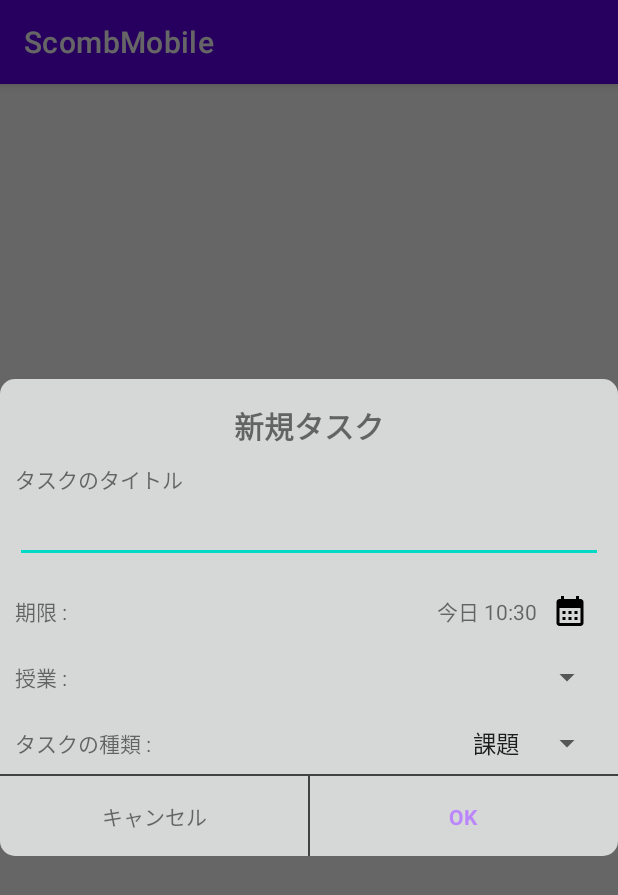
After one commit to kouheisatou/ScombMobile, an Android app: the fragment AddNewTaskDialogFragment shown on its own in the app's theme, on a phone screen of 412 x 824 dp. The commit adds this screen. Shown: the top 895 px of the screen. Run offline under Robolectric (Android 15) with nearby library versions, the light colour scheme and no system bars.

Commit message:
ADD : add task manually

```diff
--- a/app/src/main/java/net/iobb/koheinoapp/scombmobile/common/AppDatabase.kt
+++ b/app/src/main/java/net/iobb/koheinoapp/scombmobile/common/AppDatabase.kt
@@ -8,10 +8,13 @@ import net.iobb.koheinoapp.scombmobile.ui.login.User
 import net.iobb.koheinoapp.scombmobile.ui.login.UserDao
 import net.iobb.koheinoapp.scombmobile.ui.settings.Setting
 import net.iobb.koheinoapp.scombmobile.ui.settings.SettingDao
+import net.iobb.koheinoapp.scombmobile.ui.task.Task
+import net.iobb.koheinoapp.scombmobile.ui.task.TaskDao
 
-@Database(entities = [User::class, Setting::class, ClassCell::class], version = 2, exportSchema = false)
+@Database(entities = [User::class, Setting::class, ClassCell::class, Task::class], version = 2, exportSchema = false)
 abstract class AppDatabase : RoomDatabase(){
     abstract fun userDao(): UserDao
     abstract fun settingDao(): SettingDao
     abstract fun classCellDao(): ClassCellDao
+    abstract fun taskDao(): TaskDao
 }
--- /dev/null
+++ b/app/src/main/java/net/iobb/koheinoapp/scombmobile/common/TaskType.kt
@@ -0,0 +1,34 @@
+package net.iobb.koheinoapp.scombmobile.common
+
+enum class TaskType {
+    Task, Exam, Questionnaire, Others
+}
+
+fun getTaskTypeFromString(taskType: String): TaskType? {
+    return when(taskType){
+        TaskType.Task.toString() -> {
+            TaskType.Task
+        }
+        TaskType.Exam.toString() -> {
+            TaskType.Exam
+        }
+        TaskType.Questionnaire.toString() -> {
+            TaskType.Questionnaire
+        }
+        TaskType.Others.toString() -> {
+            TaskType.Others
+        }
+        else -> {
+            null
+        }
+    }
+}
+
+fun japaneseTaskType() = listOf("課題", "テスト", "アンケート", "その他")
+
+val japaneseTaskTypeMap = mapOf(
+    "課題" to TaskType.Task,
+    "テスト" to TaskType.Exam,
+    "アンケート" to TaskType.Questionnaire,
+    "その他" to TaskType.Others
+)
--- /dev/null
+++ b/app/src/main/java/net/iobb/koheinoapp/scombmobile/common/Utils.kt
@@ -0,0 +1,23 @@
+package net.iobb.koheinoapp.scombmobile.common
+
+import java.text.SimpleDateFormat
+import java.util.*
+
+
+fun timeToString(timeMillis: Long): String {
+    val date = Calendar.getInstance().apply { this.timeInMillis = timeMillis }
+    val today = Calendar.getInstance()
+    return if(date.get(Calendar.DATE) == today.get(Calendar.DATE)){
+        val formatter = SimpleDateFormat("HH:mm")
+        "今日 ${formatter.format(date.time)}"
+    }else if(date.get(Calendar.DATE) == today.get(Calendar.DATE)+1){
+        val formatter = SimpleDateFormat("HH:mm")
+        "明日 ${formatter.format(date.time)}"
+    }else if(date.get(Calendar.DATE) == today.get(Calendar.DATE)-1){
+        val formatter = SimpleDateFormat("HH:mm")
+        "昨日 ${formatter.format(date.time)}"
+    }else{
+        val formatter = SimpleDateFormat("yyyy/MM/dd HH:mm")
+        formatter.format(date.time)
+    }
+}
--- /dev/null
+++ b/app/src/main/java/net/iobb/koheinoapp/scombmobile/ui/task/AddNewTaskDialogFragment.kt
@@ -0,0 +1,133 @@
+package net.iobb.koheinoapp.scombmobile.ui.task
+
+import android.app.DatePickerDialog
+import android.app.Dialog
+import android.app.TimePickerDialog
+import android.os.Bundle
+import android.view.Gravity
+import android.view.LayoutInflater
+import android.view.View
+import android.view.ViewGroup
+import android.widget.ArrayAdapter
+import android.widget.TextView
+import androidx.fragment.app.DialogFragment
+import androidx.fragment.app.activityViewModels
+import kotlinx.android.synthetic.main.fragment_add_new_task.*
+import kotlinx.android.synthetic.main.fragment_add_new_task.view.*
+import net.iobb.koheinoapp.scombmobile.R
+import net.iobb.koheinoapp.scombmobile.common.*
+import java.util.*
+
+
+class AddNewTaskDialogFragment : DialogFragment() {
+
+    val taskViewModel: TaskViewModel by activityViewModels()
+    var selectedDate: Calendar = Calendar.getInstance()
+
+    companion object {
+        fun create(selectedDate: Long): AddNewTaskDialogFragment {
+            return AddNewTaskDialogFragment().apply {
+                val bundle = Bundle()
+                bundle.putLong("selected_date", selectedDate)
+                arguments = bundle
+            }
+        }
+        fun create(): AddNewTaskDialogFragment {
+            return AddNewTaskDialogFragment()
+        }
+    }
+
+    override fun onCreateDialog(savedInstanceState: Bundle?): Dialog {
+        arguments?.let {
+            selectedDate.timeInMillis = savedInstanceState?.getLong("selected_date") ?: return@let
+        }
+        return super.onCreateDialog(savedInstanceState)
+    }
+
+    override fun onCreateView(
+        inflater: LayoutInflater, container: ViewGroup?,
+        savedInstanceState: Bundle?
+    ): View? {
+        val root = inflater.inflate(R.layout.fragment_add_new_task, container, false)
+        dialog?.window?.setBackgroundDrawableResource(android.R.color.transparent)
+
+        root.selectedTimeDialog.text = timeToString(selectedDate.timeInMillis)
+
+        root.deadlineCalendarBtn.setOnClickListener {
+            showDatePickerDialog()
+        }
+
+        val taskTypeAdapter: ArrayAdapter<String?> = object : ArrayAdapter<String?>(requireContext(), android.R.layout.simple_spinner_item) {
+            // pos in item
+            override fun getView(position: Int, convertView: View?, parent: ViewGroup): View {
+                val v = super.getView(position, convertView, parent)
+                (v as TextView).gravity = Gravity.RIGHT
+                return v
+            }
+
+            // pos in selection
+            override fun getDropDownView(
+                position: Int,
+                convertView: View?,
+                parent: ViewGroup
+            ): View {
+                val v = super.getDropDownView(position, convertView, parent)
+                (v as TextView).gravity = Gravity.CENTER
+                return v
+            }
+        }
+        taskTypeAdapter.addAll(japaneseTaskType())
+        taskTypeAdapter.setDropDownViewResource(androidx.appcompat.R.layout.support_simple_spinner_dropdown_item)
+        root.taskTypeSpinner.adapter = taskTypeAdapter
+
+        root.positive_button.setOnClickListener {
+            if(root.dialogTitle.text != ""){
+                val newTask = Task(
+                    root.taskTitle.text.toString(),
+                    "todo : from class ids from fetched url",
+                    japaneseTaskTypeMap[(it as TextView).text.toString()],
+                    selectedDate.timeInMillis,
+                    "todo : url to class page",
+                    false
+                )
+                (parentFragment as TaskFragment).addTask(newTask)
+                (parentFragment as TaskFragment).refresh()
+            }
+            dialog?.cancel()
+        }
+
+        root.negative_button.setOnClickListener {
+            dialog?.cancel()
+        }
+
+        return root
+    }
+
+    fun showDatePickerDialog(){
+        DatePickerDialog(
+            requireContext(),
+            DatePickerDialog.OnDateSetListener { _, year, month, date ->
+                selectedDate.set(year, month, date)
+                TimePickerDialog(
+                    requireContext(),
+                    TimePickerDialog.OnTimeSetListener { _, hour, minute ->
+                        selectedDate.set(Calendar.HOUR_OF_DAY, hour)
+                        selectedDate.set(Calendar.MINUTE, minute)
+                        selectedTimeDialog.text = timeToString(selectedDate.timeInMillis)
+                    },
+                    selectedDate.get(Calendar.HOUR_OF_DAY),
+                    selectedDate.get(Calendar.MINUTE),
+                    true
+                ).apply {
+                    setCancelable(false)
+                }.show()
+                selectedTimeDialog.text = timeToString(selectedDate.timeInMillis)
+            },
+            selectedDate.get(Calendar.YEAR),
+            selectedDate.get(Calendar.MONTH),
+            selectedDate.get(Calendar.DATE)
+        ).apply {
+            setCancelable(false)
+        }.show()
+    }
+}
--- /dev/null
+++ b/app/src/main/java/net/iobb/koheinoapp/scombmobile/ui/task/TaskFragment.kt
@@ -0,0 +1,6 @@
+package net.iobb.koheinoapp.scombmobile.ui.task
+
+interface TaskFragment {
+    fun refresh()
+    fun addTask(newTask: Task)
+}
--- /dev/null
+++ b/app/src/main/res/drawable/ic_baseline_add_24.xml
@@ -0,0 +1,5 @@
+<vector android:height="24dp" android:tint="#000000"
+    android:viewportHeight="24" android:viewportWidth="24"
+    android:width="24dp" xmlns:android="http://schemas.android.com/apk/res/android">
+    <path android:fillColor="@android:color/white" android:pathData="M19,13h-6v6h-2v-6H5v-2h6V5h2v6h6v2z"/>
+</vector>
--- /dev/null
+++ b/app/src/main/res/layout/fragment_add_new_task.xml
@@ -0,0 +1,155 @@
+<?xml version="1.0" encoding="utf-8"?>
+<androidx.constraintlayout.widget.ConstraintLayout xmlns:android="http://schemas.android.com/apk/res/android"
+    android:layout_width="wrap_content"
+    android:layout_height="wrap_content"
+    android:background="@drawable/shape_rounded_coners_10dp"
+    xmlns:app="http://schemas.android.com/apk/res-auto"
+    xmlns:tools="http://schemas.android.com/tools">
+
+    <TextView
+        android:id="@+id/dialogTitle"
+        android:layout_width="wrap_content"
+        android:layout_height="wrap_content"
+        android:layout_margin="16dp"
+        android:text="新規タスク"
+        android:textSize="20sp"
+        android:textStyle="bold"
+        app:layout_constraintTop_toTopOf="parent"
+        app:layout_constraintStart_toStartOf="parent"
+        app:layout_constraintEnd_toEndOf="parent" />
+
+    <LinearLayout
+        android:id="@+id/linearLayout"
+        android:layout_width="0dp"
+        android:layout_height="wrap_content"
+        android:orientation="vertical"
+        app:layout_constraintEnd_toEndOf="parent"
+        app:layout_constraintStart_toStartOf="parent"
+        app:layout_constraintTop_toBottomOf="@+id/dialogTitle">
+
+        <LinearLayout
+            android:layout_width="match_parent"
+            android:layout_margin="10dp"
+            android:layout_height="wrap_content"
+            android:orientation="vertical">
+            <TextView
+                android:layout_width="wrap_content"
+                android:layout_height="wrap_content"
+                android:text="タスクのタイトル"/>
+            <EditText
+                android:id="@+id/taskTitle"
+                android:layout_width="match_parent"
+                android:layout_height="wrap_content"/>
+        </LinearLayout>
+        <LinearLayout
+            android:layout_width="match_parent"
+            android:layout_margin="10dp"
+            android:gravity="center_vertical"
+            android:layout_height="wrap_content"
+            android:orientation="horizontal">
+            <TextView
+                android:layout_marginRight="10dp"
+                android:layout_width="wrap_content"
+                android:layout_height="wrap_content"
+                android:text="期限 : "/>
+            <TextView
+                android:id="@+id/selectedTimeDialog"
+                android:gravity="right"
+                android:text="2022/08/03 23:28"
+                android:layout_width="0dp"
+                android:layout_height="wrap_content"
+                android:layout_weight="1"/>
+            <ImageView
+                android:id="@+id/deadlineCalendarBtn"
+                android:src="@drawable/ic_baseline_calendar_month_24"
+                android:layout_marginHorizontal="10dp"
+                android:clickable="true"
+                android:background="?android:attr/selectableItemBackgroundBorderless"
+                android:gravity="right"
+                android:layout_width="wrap_content"
+                android:layout_height="wrap_content"/>
+        </LinearLayout>
+        <LinearLayout
+            android:layout_width="match_parent"
+            android:layout_margin="10dp"
+            android:gravity="center_vertical"
+            android:layout_height="wrap_content"
+            android:orientation="horizontal">
+            <TextView
+                android:layout_marginRight="10dp"
+                android:layout_width="wrap_content"
+                android:layout_height="wrap_content"
+                android:text="授業 : "/>
+            <Spinner
+                android:id="@+id/classNameSpinner"
+                android:layout_width="0dp"
+                android:layout_weight="1"
+                android:gravity="right"
+                android:layout_height="wrap_content"/>
+        </LinearLayout>
+        <LinearLayout
+            android:layout_width="match_parent"
+            android:layout_margin="10dp"
+            android:gravity="center_vertical"
+            android:layout_height="wrap_content"
+            android:orientation="horizontal">
+            <TextView
+                android:layout_marginRight="10dp"
+                android:layout_width="wrap_content"
+                android:layout_height="wrap_content"
+                android:text="タスクの種類 : "/>
+            <Spinner
+                android:id="@+id/taskTypeSpinner"
+                android:layout_width="0dp"
+                android:layout_weight="1"
+                android:gravity="right"
+                android:layout_height="wrap_content"/>
+
+        </LinearLayout>
+    </LinearLayout>
+
+    <View
+        android:id="@+id/divider"
+        android:layout_width="match_parent"
+        android:layout_height="1dp"
+        android:background="@color/cardview_dark_background"
+        app:layout_constraintBottom_toBottomOf="@+id/linearLayout"
+        tools:layout_editor_absoluteY="94dp" />
+    <TextView
+        android:id="@+id/positive_button"
+        android:layout_width="0dp"
+        android:layout_height="wrap_content"
+        android:textStyle="bold"
+        android:padding="16dp"
+        android:gravity="center"
+        android:clickable="true"
+        android:text="OK"
+        android:textColor="@color/purple_200"
+        app:layout_constraintTop_toBottomOf="@id/divider"
+        android:background="?android:attr/selectableItemBackground"
+        app:layout_constraintEnd_toEndOf="parent"
+        app:layout_constraintStart_toEndOf="@id/negative_button"
+        app:layout_constraintBottom_toBottomOf="parent"/>
+    <View
+        android:id="@+id/divider_button"
+        android:layout_width="1dp"
+        android:layout_height="0dp"
+        android:background="@color/cardview_dark_background"
+        app:layout_constraintTop_toBottomOf="@id/divider"
+        app:layout_constraintBottom_toBottomOf="parent"
+        app:layout_constraintStart_toEndOf="@id/negative_button"
+        app:layout_constraintEnd_toStartOf="@id/positive_button"/>
+    <TextView
+        android:id="@+id/negative_button"
+        android:layout_width="0dp"
+        android:layout_height="wrap_content"
+        android:padding="16dp"
+        android:gravity="center"
+        android:text="キャンセル"
+        android:clickable="true"
+        android:background="?android:attr/selectableItemBackground"
+        app:layout_constraintTop_toBottomOf="@id/divider"
+        app:layout_constraintStart_toStartOf="parent"
+        app:layout_constraintEnd_toStartOf="@id/positive_button"
+        app:layout_constraintBottom_toBottomOf="parent" />
+</androidx.constraintlayout.widget.ConstraintLayout>
--- a/app/src/main/res/layout/fragment_class_detail_dialog.xml
+++ b/app/src/main/res/layout/fragment_class_detail_dialog.xml
@@ -81,7 +81,7 @@
                     android:text="科目ID :" />
 
                 <TextView
-                    android:id="@+id/classIdTextView"
+                    android:id="@+id/taskTitle"
                     android:layout_width="0dp"
                     android:layout_height="wrap_content"
                     android:layout_weight="1"
```
Also changed, not shown: app/src/main/java/net/iobb/koheinoapp/scombmobile/common/Scraping.kt (deleted, +0 -91 lines), app/src/main/java/net/iobb/koheinoapp/scombmobile/ui/task/Task.kt (+9 -51 lines), app/src/main/java/net/iobb/koheinoapp/scombmobile/ui/task/TaskDao.kt (added, +19 -0 lines), app/src/main/java/net/iobb/koheinoapp/scombmobile/ui/task/TaskViewModel.kt (+17 -4 lines), app/src/main/java/net/iobb/koheinoapp/scombmobile/ui/task/calendar/TaskCalendarFragment.kt (+17 -7 lines), app/src/main/java/net/iobb/koheinoapp/scombmobile/ui/task/list/TaskListFragment.kt (+18 -3 lines), app/src/main/java/net/iobb/koheinoapp/scombmobile/ui/task/list/TaskRecyclerViewAdapter.kt (+5 -4 lines), app/src/main/java/net/iobb/koheinoapp/scombmobile/ui/timetable/ClassCell.kt (+4 -8 lines), app/src/main/java/net/iobb/koheinoapp/scombmobile/ui/timetable/ClassDetailDialogFragment.kt (+3 -4 lines), app/src/main/res/layout/fragment_calendar.xml (+17 -3 lines), app/src/main/res/layout/fragment_item_list.xml (+11 -2 lines).
